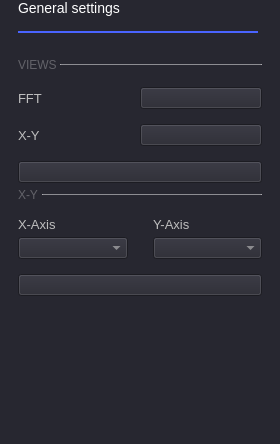
This is ui/osc_general_settings.ui in analogdevicesinc/scopy as Qt 5 draws it before an edit. The edited form follows.
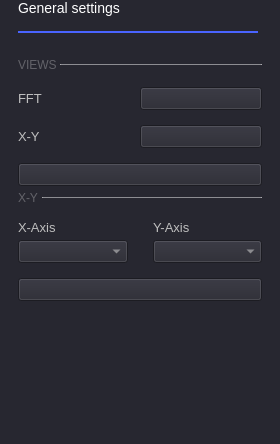
This is the edited form. Custom widgets are drawn as their Qt base class.

Commit message: App: deleted all fonts from stylesheets and source files and set application font to Open Sans

The edit to the form file:
```diff
--- a/ui/osc_general_settings.ui
+++ b/ui/osc_general_settings.ui
@@ -18,7 +18,7 @@
 {
   background-color: rgb(39, 39, 48);
   color: rgb(190, 190, 190);
-  font: 75 10pt &quot;DejaVu Sans&quot;;
+  font: 75 10pt ;
 }</string>
   </property>
   <layout class="QVBoxLayout" name="verticalLayout">
```
The commit also changes 42 other files.
